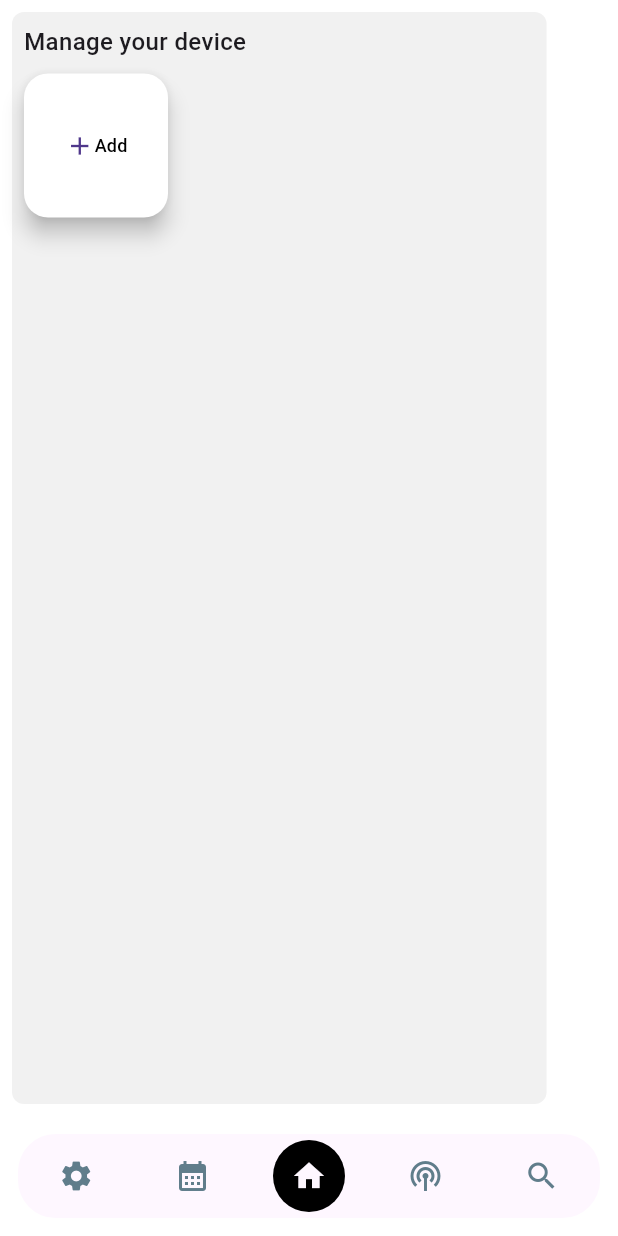
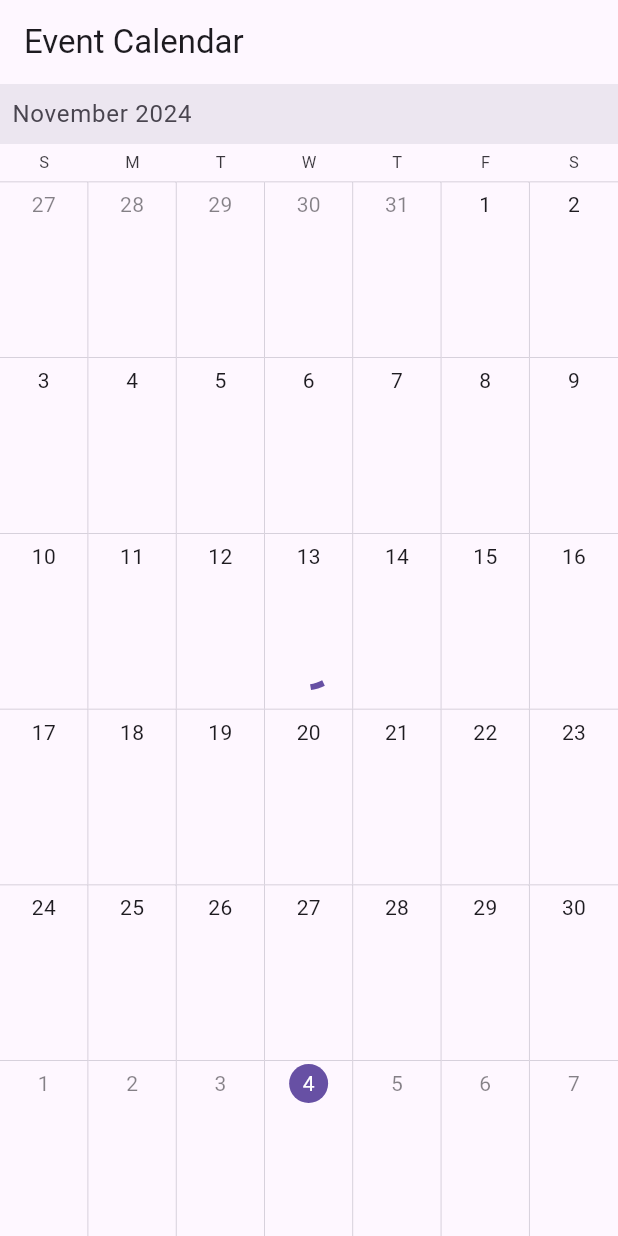
Before and after one commit to gabvilaaa/smart-reminder, a Flutter app: the screen it shows after launch, on a phone screen of 412 x 824 dp. Run offline on Flutter 3.47's test engine with Material 3 defaults, Android fonts, the phone set to English and light mode, and no system bars; drawn by our look-alikes of flutter_snake_navigationbar, syncfusion_flutter_calendar; our stand-ins replace flutter_blue_plus, google_sign_in, googleapis_auth, image_picker, loading_animation_widget, permission_handler and 2 more; missing offline and left inert: googleapis; accounts and stored records are empty.

Commit message:
Add files via upload

```diff
--- a/lib/main.dart
+++ b/lib/main.dart
@@ -1,6 +1,9 @@
 import 'package:flutter/material.dart';
-import 'package:flutter/scheduler.dart';
-import 'package:flutter_snake_navigationbar/flutter_snake_navigationbar.dart';
+import 'package:google_sign_in/google_sign_in.dart';
+import 'package:googleapis/calendar/v3.dart' as GoogleAPI;
+import 'package:http/io_client.dart' show IOClient, IOStreamedResponse;
+import 'package:http/http.dart' show BaseRequest, Response;
+import 'package:syncfusion_flutter_calendar/calendar.dart';
 
 void main() {
   runApp(const MyApp());
@@ -12,307 +15,166 @@ class MyApp extends StatelessWidget {
   @override
   Widget build(BuildContext context) {
     return MaterialApp(
-      title: 'Reminders App',
-      home: HomePageWidget(),
+      title: 'Flutter Demo',
+      theme: ThemeData(
+        primarySwatch: Colors.blue,
+      ),
+      home: const MyHomePage(),
     );
   }
 }
 
-class HomePageWidget extends StatefulWidget {
-  const HomePageWidget({
-    super.key,
-    this.drawerOn = false,
-    this.addingDevice = false,
-  });
-
-  final bool drawerOn;
-  final bool addingDevice;
+class MyHomePage extends StatefulWidget {
+  const MyHomePage({super.key});
 
   @override
-  State<HomePageWidget> createState() => _HomePageWidgetState();
+  State<MyHomePage> createState() => _MyHomePageState();
 }
 
-class _HomePageWidgetState extends State<HomePageWidget> {
-  final scaffoldKey = GlobalKey<ScaffoldState>();
-  SnakeBarBehaviour snakeBarStyle = SnakeBarBehaviour.floating;
-  EdgeInsets padding = const EdgeInsets.all(12);
-  final BorderRadius _borderRadius = const BorderRadius.only(
-    topLeft: Radius.circular(25),
-    topRight: Radius.circular(25),
+class _MyHomePageState extends State<MyHomePage> {
+  final GoogleSignIn _googleSignIn = GoogleSignIn(
+    clientId: "588397622893-v49pc7lmsgg49977932i4c9j80ro494u.apps.googleusercontent.com",
+    scopes: <String>[GoogleAPI.CalendarApi.calendarScope],
   );
-  ShapeBorder? bottomBarShape = const RoundedRectangleBorder(
-    borderRadius: BorderRadius.all(Radius.circular(25)),
-  );
-  int _selectedItemPosition = 2;
-  SnakeShape snakeShape = SnakeShape.circle;
 
-  bool showSelectedLabels = false;
-  bool showUnselectedLabels = false;
-
-  Color selectedColor = Colors.black;
-  Color unselectedColor = Colors.blueGrey;
-
-  Gradient selectedGradient =
-  const LinearGradient(colors: [Colors.red, Colors.amber]);
-  Gradient unselectedGradient =
-  const LinearGradient(colors: [Colors.red, Colors.blueGrey]);
-  Color? containerColor;
-  List<Color> containerColors = [
-    const Color(0xFFFDE1D7),
-    const Color(0xFFE4EDF5),
-    const Color(0xFFE7EEED),
-    const Color(0xFFF4E4CE),
-  ];
+  GoogleSignInAccount? _currentUser;
 
   @override
   void initState() {
     super.initState();
-    SchedulerBinding.instance.addPostFrameCallback((_) async {
-      if (widget.drawerOn) {
-        scaffoldKey.currentState?.openDrawer();
+    _googleSignIn.onCurrentUserChanged.listen((GoogleSignInAccount? account) {
+      setState(() {
+        _currentUser = account;
+      });
+      if (_currentUser != null) {
+        //getGoogleEventsData();
       }
     });
+    _googleSignIn.signInSilently();
+  }
+
+  Future<List<GoogleAPI.Event>> getGoogleEventsData() async {
+    final GoogleSignInAccount? googleUser = await _googleSignIn.signIn();
+
+    final GoogleAPIClient httpClient =
+    GoogleAPIClient(await googleUser!.authHeaders);
+
+    final GoogleAPI.CalendarApi calendarApi = GoogleAPI.CalendarApi(httpClient);
+    final GoogleAPI.Events calEvents = await calendarApi.events.list(
+      "primary",
+    );
+    final List<GoogleAPI.Event> appointments = <GoogleAPI.Event>[];
+    if (calEvents.items != null) {
+      for (int i = 0; i < calEvents.items!.length; i++) {
+        final GoogleAPI.Event event = calEvents.items![i];
+        if (event.start == null) {
+          continue;
+        }
+        appointments.add(event);
+      }
+    }
+
+    return appointments;
   }
 
   @override
   Widget build(BuildContext context) {
-    return GestureDetector(
-      onTap: () => FocusScope.of(context).unfocus(),
-      child: Scaffold(
-        bottomNavigationBar: SnakeNavigationBar.color(
-          behaviour: snakeBarStyle,
-          snakeShape: snakeShape,
-          shape: bottomBarShape,
-          padding: padding,
-
-          ///configuration for SnakeNavigationBar.color
-          snakeViewColor: selectedColor,
-          selectedItemColor:
-          snakeShape == SnakeShape.indicator ? selectedColor : null,
-          unselectedItemColor: unselectedColor,
-
-          ///configuration for SnakeNavigationBar.gradient
-          //snakeViewGradient: selectedGradient,
-          //selectedItemGradient: snakeShape == SnakeShape.indicator ? selectedGradient : null,
-          //unselectedItemGradient: unselectedGradient,
-
-          showUnselectedLabels: false,
-          showSelectedLabels: false,
-
-          currentIndex: _selectedItemPosition,
-          onTap: (index) {
-            setState(() => _selectedItemPosition = index);
-            _onPageChanged(index);
-          },
-          items: [
-            BottomNavigationBarItem(
-                icon: Icon(Icons.settings), label: 'tickets'),
-            BottomNavigationBarItem(
-                icon: Icon(Icons.calendar_month), label: 'calendar'),
-            BottomNavigationBarItem(icon: Icon(Icons.home), label: 'home'),
-            BottomNavigationBarItem(
-                icon: Icon(Icons.podcasts), label: 'microphone'),
-            BottomNavigationBarItem(icon: Icon(Icons.search), label: 'search')
-          ],
-        ),
-        key: scaffoldKey,
-        backgroundColor: const Color.fromRGBO(255, 255, 255, 1),
-        drawer: _buildDrawer(context),
-        body: SafeArea(
-          child: _buildBody(context),
-        ),
+    return Scaffold(
+      appBar: AppBar(
+        title: const Text('Event Calendar'),
+      ),
+      body: FutureBuilder(
+        future: getGoogleEventsData(),
+        builder: (BuildContext context, AsyncSnapshot snapshot) {
+          return Stack(
+            children: [
+              SfCalendar(
+                view: CalendarView.month,
+                initialDisplayDate: DateTime(2024, 11, 25, 9, 0, 0),
+                dataSource: GoogleDataSource(events: snapshot.data),
+                monthViewSettings: const MonthViewSettings(
+                    appointmentDisplayMode:
+                    MonthAppointmentDisplayMode.appointment),
+              ),
+              snapshot.data != null
+                  ? Container()
+                  : const Center(
+                child: CircularProgressIndicator(),
+              )
+            ],
+          );
+        },
       ),
     );
   }
 
-  void _onPageChanged(int page) {
-    containerColor = containerColors[page];
-    switch (page) {
-      case 0:
-        scaffoldKey.currentState?.openDrawer();
-        break;
+  @override
+  void dispose() {
+    if (_googleSignIn.currentUser != null) {
+      _googleSignIn.disconnect();
+      _googleSignIn.signOut();
     }
-  }
 
-  Widget _buildHeader(BuildContext context) {
-    return Padding(
-      padding: const EdgeInsets.all(8.0),
-      child: Container(
-        decoration: BoxDecoration(
-          color: const Color(0xFF9692A5),
-          borderRadius: BorderRadius.circular(8),
-        ),
-        child: Row(
-          children: [
-            IconButton(
-              icon:
-              const Icon(Icons.menu_rounded, color: Colors.white, size: 40),
-              onPressed: () => scaffoldKey.currentState?.openDrawer(),
-            ),
-            Expanded(
-              child: Text(
-                'Smart Reminders',
-                textAlign: TextAlign.center,
-                style: TextStyle(
-                  fontFamily: 'Inter',
-                  fontSize: 27,
-                  color: Color.fromRGBO(255, 255, 255, 1),
-                ),
-              ),
-            ),
-          ],
-        ),
-      ),
-    );
+    super.dispose();
   }
 }
 
-Widget _buildDrawer(BuildContext context) {
-  return Drawer(
-    child: Padding(
-      padding: const EdgeInsets.all(24),
-      child: Column(
-        mainAxisSize: MainAxisSize.max,
-        children: [
-          _buildUserProfile(context),
-          Expanded(
-            child: ListView(
-              children: [
-                _buildDrawerItem(Icons.settings_outlined, 'Settings', context),
-                _buildDrawerItem(Icons.help_outline_sharp, 'Help', context),
-                _buildDrawerItem(Icons.add, 'Add device', context),
-                _buildDrawerItem(Icons.border_color, 'Add Reminder', context),
-              ],
-            ),
-          ),
-        ],
-      ),
-    ),
-  );
+class GoogleDataSource extends CalendarDataSource {
+  GoogleDataSource({required List<GoogleAPI.Event>? events}) {
+    appointments = events;
+  }
+
+  @override
+  DateTime getStartTime(int index) {
+    final GoogleAPI.Event event = appointments![index];
+    return event.start?.date ?? event.start!.dateTime!.toLocal();
+  }
+
+  @override
+  bool isAllDay(int index) {
+    return appointments![index].start.date != null;
+  }
+
+  @override
+  DateTime getEndTime(int index) {
+    final GoogleAPI.Event event = appointments![index];
+    return event.endTimeUnspecified != null && event.endTimeUnspecified!
+        ? (event.start?.date ?? event.start!.dateTime!.toLocal())
+        : (event.end?.date != null
+        ? event.end!.date!.add(const Duration(days: -1))
+        : event.end!.dateTime!.toLocal());
+  }
+
+  @override
+  String getLocation(int index) {
+    return appointments![index].location ?? '';
+  }
+
+  @override
+  String getNotes(int index) {
+    return appointments![index].description ?? '';
+  }
+
+  @override
+  String getSubject(int index) {
+    final GoogleAPI.Event event = appointments![index];
+    return event.summary == null || event.summary!.isEmpty
+        ? 'No Title'
+        : event.summary!;
+  }
 }
 
-Widget _buildUserProfile(BuildContext context) {
-  return const Row(
-    mainAxisAlignment: MainAxisAlignment.spaceEvenly,
-    children: [
-      CircleAvatar(
-        radius: 40,
-        backgroundImage: NetworkImage('https://picsum.photos/seed/641/600'),
-      ),
-      Column(
-        crossAxisAlignment: CrossAxisAlignment.start,
-        children: [
-          Text(
-            'User template name',
-            style: TextStyle(
-              fontFamily: 'Roboto',
-              fontSize: 18,
-              fontWeight: FontWeight.w500,
-            ),
-          ),
-          Text(
-            'username@gmail.com',
-            style: TextStyle(
-              fontFamily: 'Inter',
-            ),
-          ),
-        ],
-      ),
-    ],
-  );
+class GoogleAPIClient extends IOClient {
+  final Map<String, String> _headers;
+
+  GoogleAPIClient(this._headers) : super();
+
+  @override
+  Future<IOStreamedResponse> send(BaseRequest request) =>
+      super.send(request..headers.addAll(_headers));
+
+  @override
+  Future<Response> head(Uri url, {Map<String, String>? headers}) =>
+      super.head(url,
+          headers: (headers != null ? (headers..addAll(_headers)) : headers));
 }
-
-Widget _buildDrawerItem(IconData icon, String title, BuildContext context) {
-  return Padding(
-    padding: const EdgeInsets.all(8.0),
-    child: Row(
-      children: [
-        Icon(icon, size: 30, color: Colors.black),
-        const SizedBox(width: 20),
-        Text(
-          title,
-          style: TextStyle(
-            fontFamily: 'Inter',
-          ),
-        ),
-      ],
-    ),
-  );
-}
-
-Widget _buildBody(BuildContext context) {
-  return Stack(
-    children: [
-      Column(
-        children: [
-          // _buildHeader(context),
-          _buildContent(context),
-        ],
-      ),
-    ],
-  );
-}
-
-Widget _buildContent(BuildContext context) {
-  return Expanded(
-    child: Padding(
-        padding: const EdgeInsets.all(8.0),
-        child: FractionallySizedBox(
-          widthFactor: 0.9,
-          child: Container(
-            decoration: BoxDecoration(
-              color: Color.fromRGBO(241, 241, 241, 1),
-              borderRadius: BorderRadius.circular(8),
-            ),
-            child: Padding(
-              padding: const EdgeInsets.all(8.0),
-              child: Column(
-                crossAxisAlignment: CrossAxisAlignment.start,
-                mainAxisSize: MainAxisSize.max,
-                children: [
-                  const Text(
-                    'Manage your device',
-                    style: TextStyle(
-                      fontFamily: 'Roboto',
-                      fontSize: 16,
-                      fontWeight: FontWeight.w500,
-                    ),
-                  ),
-                  const SizedBox(height: 10),
-                  FloatingActionButton.large(
-                    backgroundColor: Color.fromRGBO(255, 255, 255, 1),
-                    shape: RoundedRectangleBorder(
-                      borderRadius: BorderRadius.circular(16.0),
-                    ),
-                    onPressed: () {
-                      // if (!widget.addingDevice) {
-                      //   // Lógica de adicionar dispositivo
-                      // }
-                    },
-                    child: const SizedBox(
-                      child: Row(
-                        mainAxisAlignment: MainAxisAlignment.center,
-                        children: [
-                          Icon(
-                            Icons.add,
-                            size: 20,
-                          ),
-                          Text(
-                            'Add',
-                            style: TextStyle(
-                              fontFamily: 'Roboto',
-                              color: Colors.black,
-                              fontSize: 12,
-                            ),
-                          ),
-                        ],
-                      ),
-                    ),
-                  ),
-                ],
-              ),
-            ),
-          ),
-        )),
-  );
-}
```
Also changed, not shown: lib/teste.dart (line endings or trailing spaces).
